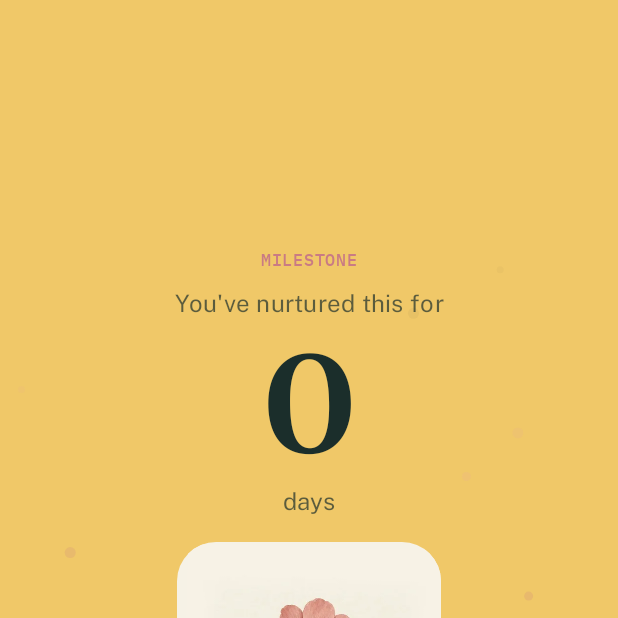
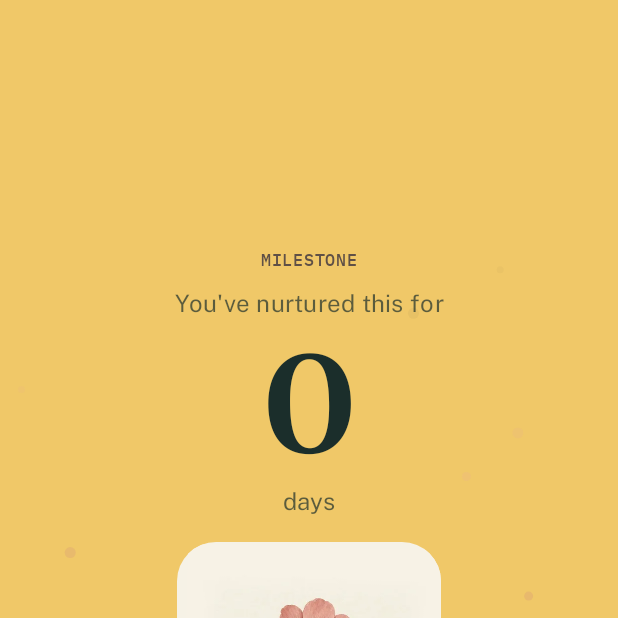
Before and after one commit to JosephOnifade1/spout_app, an Android app built with Jetpack Compose: the composable MilestoneCelebration called with empty values, on a phone screen of 412 x 824 dp, the top half of it. Run offline under Robolectric (Android 15) with nearby library versions, the phone set to English and light mode, and no system bars; 5 statements that could not run were skipped.

Commit message:
fix(milestone): readable kicker, single-line count
DustyClay on butter is ~2.3:1 — the MILESTONE label was unreadable. SoilDeep keeps
the warmth at ~6:1. The count is pinned to one line so a 3-digit milestone cannot
wrap on a narrow or large-font device.

Co-authored-by: arena-agent <297053741+arena-agent@users.noreply.github.com>

```diff
--- a/app/src/main/java/com/example/ui/screens/MilestoneModal.kt
+++ b/app/src/main/java/com/example/ui/screens/MilestoneModal.kt
@@ -132,7 +132,8 @@ fun MilestoneCelebration(
                 Text(
                     text = "MILESTONE",
                     style = MaterialTheme.typography.labelSmall,
-                    color = DustyClay
+                    // DustyClay on butter is ~2.3:1 — unreadable. Warm brown reads at ~6:1.
+                    color = SoilDeep
                 )
                 Spacer(Modifier.height(12.dp))
                 Text(
@@ -228,7 +229,9 @@ private fun MilestoneCount(streak: Int, enabled: Boolean) {
         text = value.toString(),
         style = PerennialTypography.HeadlineLarge.copy(fontSize = 92.sp, lineHeight = 100.sp),
         color = InkTeal,
-        textAlign = TextAlign.Center
+        textAlign = TextAlign.Center,
+        maxLines = 1,
+        softWrap = false
     )
 }
 
```
